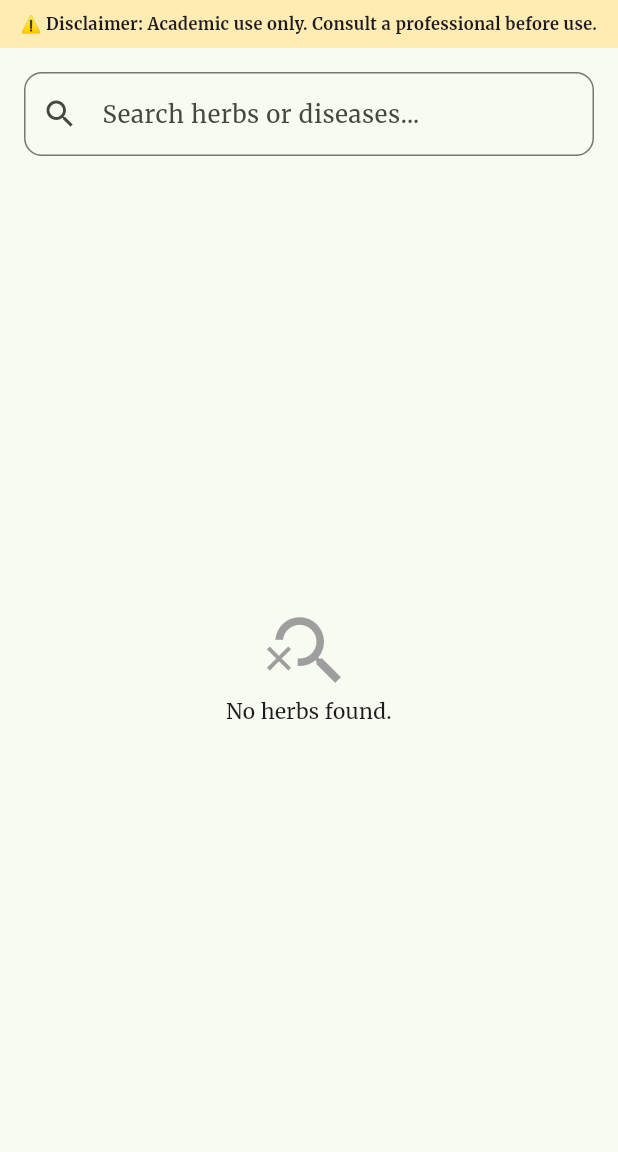
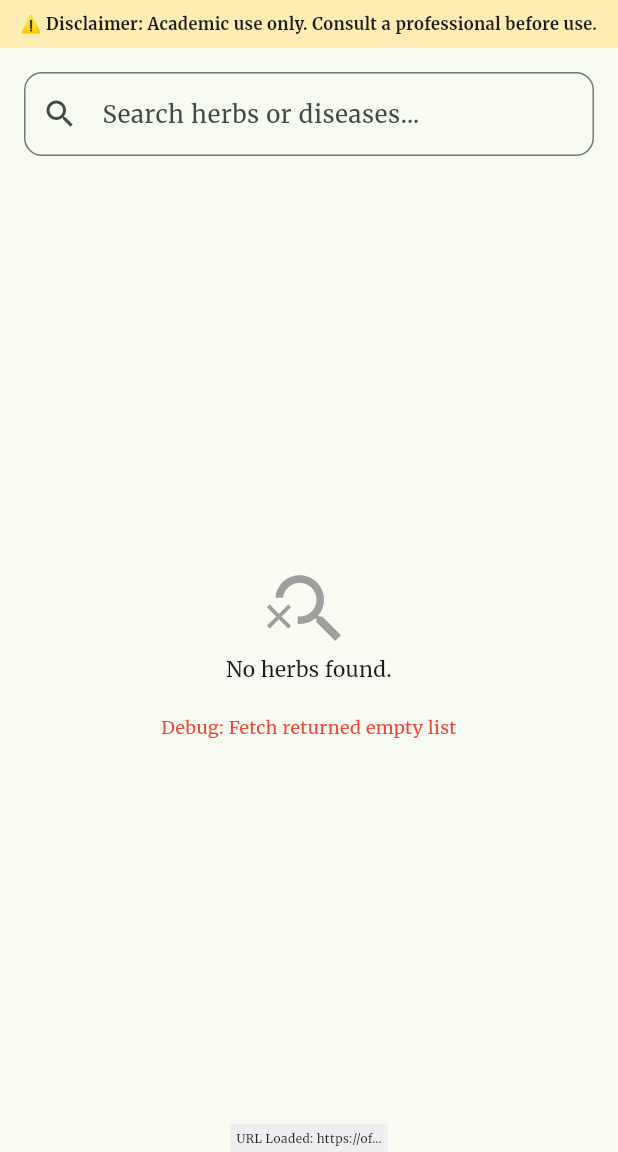
Before and after one commit to Makobi5/loy_herbs_app, a Flutter app: the HomeScreen screen opened directly, on a phone screen of 412 x 824 dp, the part 84-1236 px from its top. Run offline on Flutter 3.47's test engine with Material 3 defaults, Android fonts, the phone set to English and light mode, and no system bars; our stand-ins replace cached_network_image, connectivity_plus, flutter_dotenv, google_fonts, hive_flutter, image_picker and 1 more; accounts and stored records are empty.

Commit message:
improved the app to the level of building on phone and releasing

```diff
--- a/lib/main.dart
+++ b/lib/main.dart
@@ -7,6 +7,7 @@ import 'package:loy_herbs/views/detail/herb_detail_screen.dart';
 import 'package:loy_herbs/views/admin/admin_screen.dart';
 import 'package:loy_herbs/views/auth/signup_screen.dart';
 import 'package:loy_herbs/data/models/herb_model.dart';
+import 'package:hive_flutter/hive_flutter.dart';
 
 // 1. THE HERB MODEL
 const List<String> adminEmails = [
@@ -15,6 +16,7 @@ const List<String> adminEmails = [
 ];
 void main() async {
   WidgetsFlutterBinding.ensureInitialized();
+  await Hive.initFlutter();
 
   try {
     await dotenv.load(fileName: ".env");
@@ -148,6 +150,7 @@ class _HomeScreenState extends State<HomeScreen> {
   List<Herb> allHerbs = [];
   List<Herb> filteredHerbs = [];
   bool isLoading = true;
+  String errorMessage = "";
 
   @override
   void initState() {
@@ -166,7 +169,10 @@ class _HomeScreenState extends State<HomeScreen> {
         isLoading = false;
       });
     } catch (e) {
-      setState(() => isLoading = false);
+      setState(() {
+        errorMessage = e.toString(); // Catch the real error!
+        isLoading = false;
+      });
     }
   }
 
@@ -195,7 +201,6 @@ class _HomeScreenState extends State<HomeScreen> {
             Supabase.instance.client.auth.currentUser?.email,
           ))
             TextButton.icon(
-              // CHANGED ICON TO Icons.add_circle_outline
               icon: const Icon(
                 Icons.add_circle_outline,
                 color: Color(0xFF1B5E20),
@@ -264,12 +269,29 @@ class _HomeScreenState extends State<HomeScreen> {
             child: isLoading
                 ? const Center(child: CircularProgressIndicator())
                 : filteredHerbs.isEmpty
-                ? const Center(
+                ? Center(
                     child: Column(
                       mainAxisAlignment: MainAxisAlignment.center,
                       children: [
-                        Icon(Icons.search_off, size: 60, color: Colors.grey),
-                        Text("No herbs found."),
+                        const Icon(
+                          Icons.search_off,
+                          size: 60,
+                          color: Colors.grey,
+                        ),
+                        const Text("No herbs found."),
+                        const SizedBox(height: 20),
+                        // --- DEBUG TEXT: THIS WILL TELL US THE PROBLEM ---
+                        Padding(
+                          padding: const EdgeInsets.symmetric(horizontal: 20),
+                          child: Text(
+                            "Debug: ${errorMessage.isEmpty ? 'Fetch returned empty list' : errorMessage}",
+                            style: const TextStyle(
+                              color: Colors.red,
+                              fontSize: 12,
+                            ),
+                            textAlign: TextAlign.center,
+                          ),
+                        ),
                       ],
                     ),
                   )
@@ -295,8 +317,6 @@ class _HomeScreenState extends State<HomeScreen> {
                           herb.scientificName ?? "Species unknown",
                         ),
                         trailing: const Icon(Icons.arrow_forward_ios, size: 14),
-
-                        // 2. LIST ITEM NAVIGATION (REFRESHES ON RETURN)
                         onTap: () {
                           Navigator.push(
                             context,
@@ -304,11 +324,21 @@ class _HomeScreenState extends State<HomeScreen> {
                               builder: (context) =>
                                   HerbDetailScreen(herb: herb),
                             ),
-                          ).then((_) => fetchHerbs()); // <--- REFRESH LOGIC
+                          ).then((_) => fetchHerbs());
                         },
                       );
                     },
                   ),
+          ),
+
+          // --- DOTENV CHECK: MAKE SURE URL IS NOT NULL ON ANDROID ---
+          Container(
+            padding: const EdgeInsets.all(4),
+            color: Colors.grey.shade200,
+            child: Text(
+              "URL Loaded: ${dotenv.env['SUPABASE_URL']?.substring(0, 10)}...",
+              style: const TextStyle(fontSize: 8),
+            ),
           ),
         ],
       ),
--- a/pubspec.yaml
+++ b/pubspec.yaml
@@ -33,8 +33,6 @@ dependencies:
   supabase_flutter: ^2.0.0      # Backend
   image_picker: ^1.0.0          # For Admin to upload herb photos
   cached_network_image: ^3.3.0  # For offline-friendly image loading
-  isar: ^3.1.0                  # For Offline local storage
-  isar_flutter_libs: ^3.1.0
   provider: ^6.1.1 # For state management
   path_provider: ^2.1.2
   google_fonts: ^6.1.0
```
Also changed, not shown: pubspec.lock, 8 other files.
